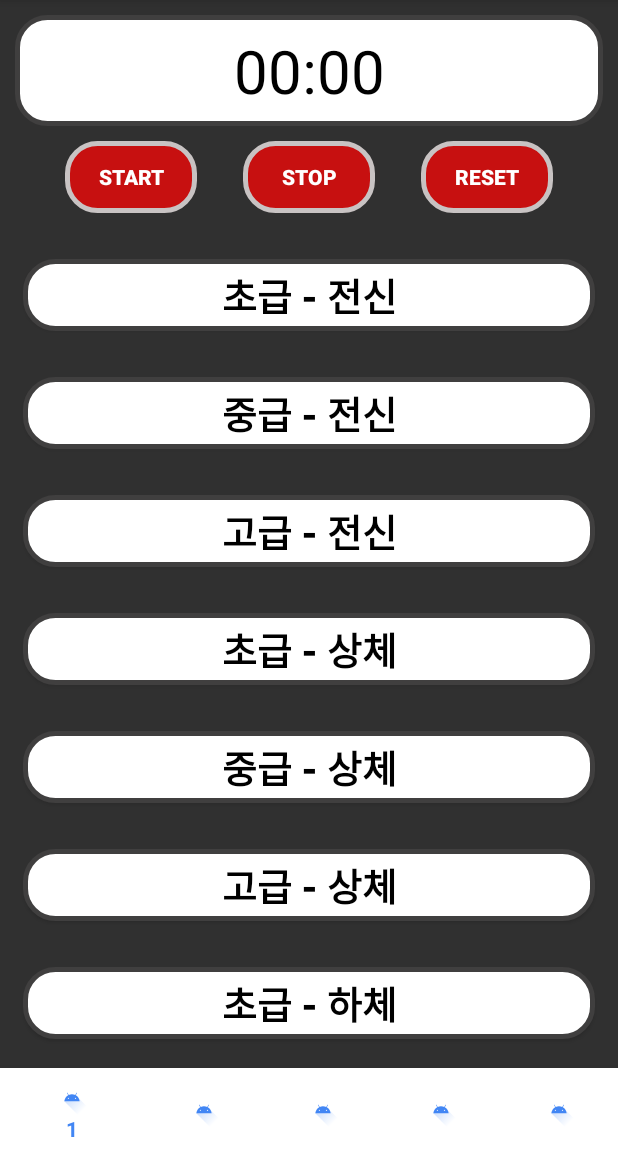
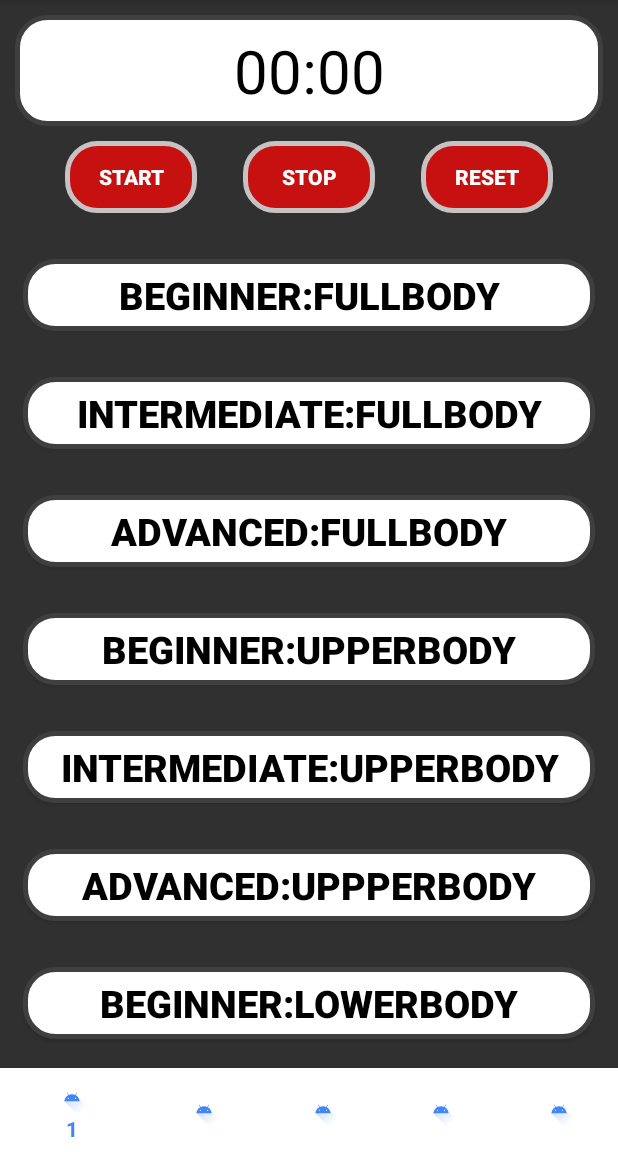
Before and after one commit to zxver1000/Grow_App, an Android app: the fragment youtubeFragment placed in its activity, on a phone screen of 412 x 824 dp, the part 84-1236 px from its top. Run offline under Robolectric (Android 15) with nearby library versions, the light colour scheme and no system bars.

Commit message:
- kor>eng

```diff
--- a/app/src/main/java/Main/youtubeFragment.kt
+++ b/app/src/main/java/Main/youtubeFragment.kt
@@ -19,15 +19,15 @@ class youtubeFragment : Fragment() {
         view?.findViewById(R.id.yt_recyclerview) as RecyclerView
     }
     val exerciseList= arrayListOf<YoutubeContent>(
-        YoutubeContent("초급 - 전신","tzv5N3yikU4"),
-        YoutubeContent("중급 - 전신","lKwZ2DU4P-A"),
-        YoutubeContent("고급 - 전신","wrLlzn5TjLY"),
-        YoutubeContent("초급 - 상체","54tTYO-vU2E"),
-        YoutubeContent("중급 - 상체","GZtB7W9Uafk"),
-        YoutubeContent("고급 - 상체","o-9ZuMtC8MA"),
-        YoutubeContent("초급 - 하체","qEoa40A_aZY"),
-        YoutubeContent("중급 - 하체","pDFuLG0xrsU"),
-        YoutubeContent("고급 - 하체","js8z5wIZ0wg"),
+        YoutubeContent("beginner:fullbody","tzv5N3yikU4"),
+        YoutubeContent("intermediate:fullbody","lKwZ2DU4P-A"),
+        YoutubeContent("advanced:fullbody","wrLlzn5TjLY"),
+        YoutubeContent("beginner:upperbody","54tTYO-vU2E"),
+        YoutubeContent("intermediate:upperbody","GZtB7W9Uafk"),
+        YoutubeContent("advanced:uppperbody","o-9ZuMtC8MA"),
+        YoutubeContent("beginner:lowerbody","qEoa40A_aZY"),
+        YoutubeContent("intermediate:lowerbody","pDFuLG0xrsU"),
+        YoutubeContent("advanced:lowerbody","js8z5wIZ0wg"),
     )
 
     override fun onCreateView(
```
